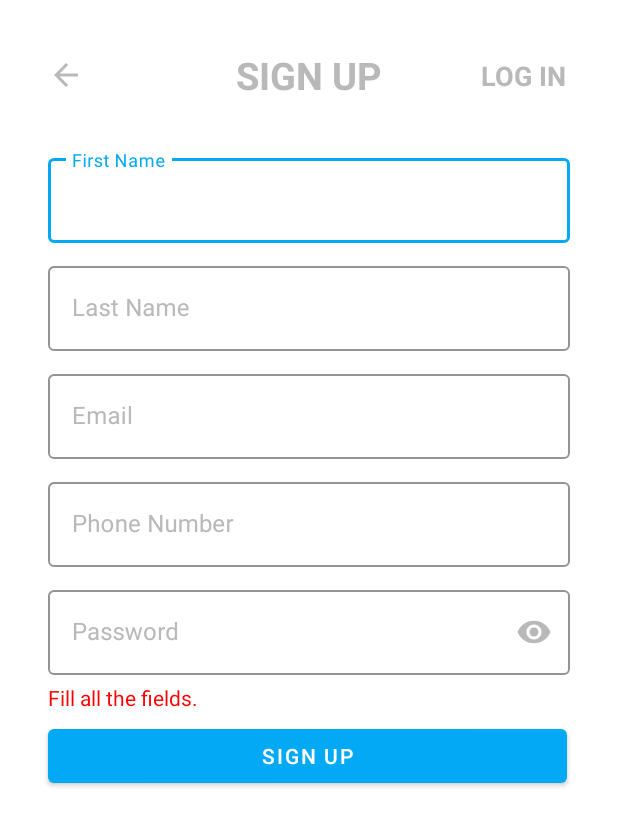
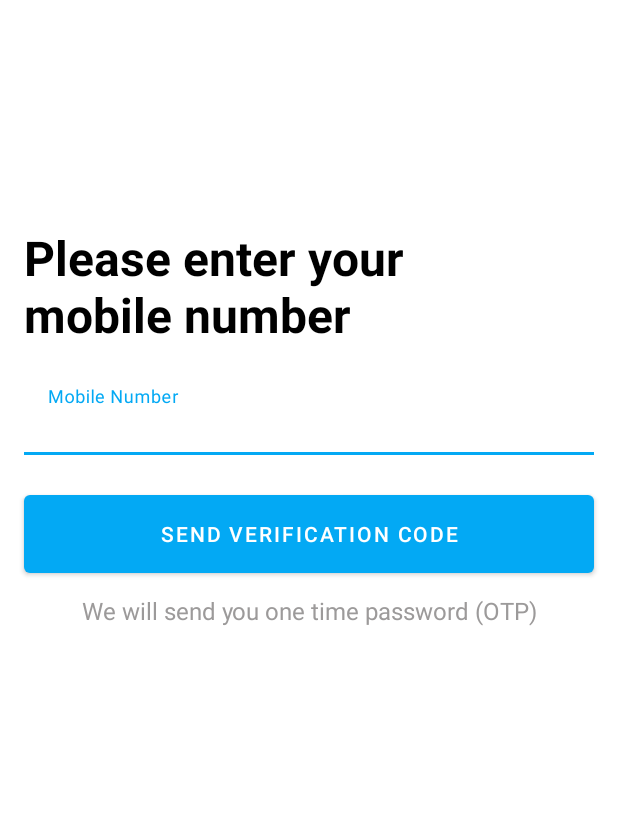
Before and after one commit to RundownCactus/EUSA, an Android app: the screen it shows after launch (MainActivity before the commit, PhoneNumberVerification after it), on a phone screen of 412 x 824 dp. Shown: the top 826 px of the screen. Run offline under Robolectric (Android 15) with nearby library versions, the phone set to English and light mode, and no system bars.

Commit message:
Phone Verification Screens added

```diff
--- /dev/null
+++ b/app/src/main/java/com/salmanqureshi/eusa/PhoneNumberVerification.java
@@ -0,0 +1,26 @@
+package com.salmanqureshi.eusa;
+
+import androidx.appcompat.app.AppCompatActivity;
+
+import android.content.Intent;
+import android.os.Bundle;
+import android.view.View;
+
+import com.google.android.material.button.MaterialButton;
+
+public class PhoneNumberVerification extends AppCompatActivity {
+    MaterialButton sendverificationcode;
+    @Override
+    protected void onCreate(Bundle savedInstanceState) {
+        super.onCreate(savedInstanceState);
+        setContentView(R.layout.activity_phone_number_verification);
+        sendverificationcode=findViewById(R.id.sendverificationcode);
+        sendverificationcode.setOnClickListener(new View.OnClickListener() {
+            @Override
+            public void onClick(View view) {
+                Intent intent=new Intent(PhoneNumberVerification.this,ReceiveVerificationCode.class);
+                startActivity(intent);
+            }
+        });
+    }
+}
--- a/app/src/main/java/com/salmanqureshi/eusa/SplashScreen.java
+++ b/app/src/main/java/com/salmanqureshi/eusa/SplashScreen.java
@@ -35,7 +35,7 @@ import androidx.appcompat.app.AppCompatActivity;
             handler.postDelayed(new Runnable() {
                 @Override
                 public void run() {
-                    Intent intent=new Intent(SplashScreen.this,MainActivity.class);
+                    Intent intent=new Intent(SplashScreen.this,PhoneNumberVerification.class);
                     startActivity(intent);
                     finish();
                 }
--- /dev/null
+++ b/app/src/main/res/layout/activity_phone_number_verification.xml
@@ -0,0 +1,93 @@
+<?xml version="1.0" encoding="utf-8"?>
+<androidx.constraintlayout.widget.ConstraintLayout xmlns:android="http://schemas.android.com/apk/res/android"
+    xmlns:app="http://schemas.android.com/apk/res-auto"
+    xmlns:tools="http://schemas.android.com/tools"
+    android:layout_width="match_parent"
+    android:layout_height="match_parent"
+    android:background="@color/white"
+    tools:context=".PhoneNumberVerification">
+
+    <TextView
+        android:id="@+id/phonetextbox"
+        android:layout_width="wrap_content"
+        android:layout_height="wrap_content"
+        android:text="Please enter your        mobile number"
+        android:textColor="#000"
+        android:textSize="32sp"
+        android:textStyle="bold"
+        android:paddingStart="16dp"
+        android:paddingRight="16dp"
+        android:layout_marginTop="150dp"
+        app:layout_constraintEnd_toEndOf="parent"
+        app:layout_constraintStart_toStartOf="parent"
+        app:layout_constraintTop_toTopOf="parent"
+        tools:ignore="HardcodedText,MissingConstraints"
+        android:paddingLeft="16dp">
+    </TextView>
+
+    <com.google.android.material.textfield.TextInputLayout
+        android:id="@+id/verifyphonebox"
+        style="@style/Widget.MaterialComponents.TextInputLayout.FilledBox"
+        android:layout_width="match_parent"
+        android:layout_height="wrap_content"
+        android:background="@color/white"
+        android:hint="Mobile Number"
+        android:paddingTop="16dp"
+        android:layout_marginLeft="16dp"
+        android:layout_marginRight="16dp"
+        android:textColorHint="#BAB9B9"
+        app:boxStrokeColor="#03A9F4"
+        app:counterEnabled="true"
+        app:counterMaxLength="11"
+        app:endIconMode="clear_text"
+        app:endIconTint="#BAB9B9"
+        app:hintTextColor="#03A9F4"
+        app:layout_constraintEnd_toEndOf="parent"
+        app:layout_constraintStart_toStartOf="parent"
+        app:layout_constraintTop_toBottomOf="@+id/phonetextbox"
+        tools:ignore="HardcodedText,MissingConstraints">
+
+        <com.google.android.material.textfield.TextInputEditText
+            android:id="@+id/verifyphonenumber"
+            android:layout_width="match_parent"
+            android:layout_height="wrap_content"
+            android:background="@color/white"
+            android:cursorVisible="true"
+            android:inputType="number"
+            android:textColor="#000" />
+    </com.google.android.material.textfield.TextInputLayout>
+
+    <com.google.android.material.button.MaterialButton
+        android:id="@+id/sendverificationcode"
+        android:text="SEND VERIFICATION CODE"
+        android:textColor="@color/white"
+        android:layout_width="match_parent"
+        android:layout_marginLeft="16dp"
+        android:layout_marginRight="16dp"
+        android:layout_height="64dp"
+        app:layout_constraintStart_toStartOf="parent"
+        app:layout_constraintTop_toBottomOf="@+id/verifyphonebox"
+        app:layout_constraintEnd_toEndOf="parent"
+        tools:ignore="MissingConstraints">
+
+    </com.google.android.material.button.MaterialButton>
+
+    <TextView
+        android:id="@+id/onetimepassword"
+        android:layout_width="match_parent"
+        android:layout_height="wrap_content"
+        android:text="We will send you one time password (OTP)"
+        android:textColor="#9C9A9A"
+        android:textSize="16sp"
+        android:textStyle="normal"
+        android:gravity="center"
+        android:layout_marginLeft="16dp"
+        android:layout_marginRight="16dp"
+        android:layout_marginTop="8dp"
+        app:layout_constraintEnd_toEndOf="parent"
+        app:layout_constraintStart_toStartOf="parent"
+        app:layout_constraintTop_toBottomOf="@+id/sendverificationcode"
+        tools:ignore="HardcodedText,MissingConstraints">
+    </TextView>
+
+</androidx.constraintlayout.widget.ConstraintLayout>
```
Also changed, not shown: app/src/main/AndroidManifest.xml (+15 -9 lines), app/src/main/java/com/salmanqureshi/eusa/ReceiveVerificationCode.java (added, +35 -0 lines), app/src/main/res/layout/activity_receive_verification_code.xml (added, +123 -0 lines).
